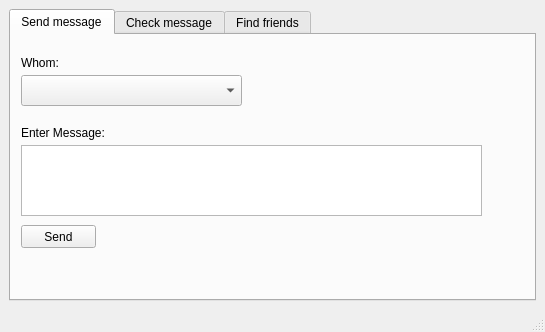
Ovsienko023/VTerminale, file Application-VT/client/QT_GUI/chat_v1.ui: the form before one commit.
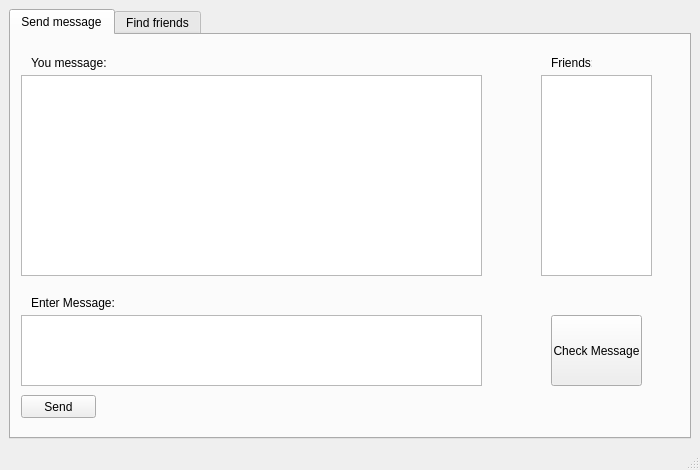
The form after the commit. The open tabs and pages were chosen to show the change.

Commit message: mod GUI cleint new interface

```diff
--- a/Application-VT/client/QT_GUI/chat_v1.ui
+++ b/Application-VT/client/QT_GUI/chat_v1.ui
@@ -6,10 +6,22 @@
    <rect>
     <x>0</x>
     <y>0</y>
-    <width>545</width>
-    <height>332</height>
+    <width>700</width>
+    <height>470</height>
    </rect>
   </property>
+  <property name="minimumSize">
+   <size>
+    <width>700</width>
+    <height>470</height>
+   </size>
+  </property>
+  <property name="maximumSize">
+   <size>
+    <width>700</width>
+    <height>470</height>
+   </size>
+  </property>
   <property name="windowTitle">
    <string>VTerminale</string>
   </property>
@@ -28,7 +40,7 @@
         <property name="geometry">
          <rect>
           <x>10</x>
-          <y>190</y>
+          <y>360</y>
           <width>75</width>
           <height>23</height>
          </rect>
@@ -41,7 +53,7 @@
         <property name="geometry">
          <rect>
           <x>10</x>
-          <y>110</y>
+          <y>280</y>
           <width>461</width>
           <height>71</height>
          </rect>
@@ -50,8 +62,8 @@
        <widget class="QLabel" name="label">
         <property name="geometry">
          <rect>
-          <x>10</x>
-          <y>90</y>
+          <x>20</x>
+          <y>260</y>
           <width>91</width>
           <height>16</height>
          </rect>
@@ -63,49 +75,44 @@
        <widget class="QLabel" name="label_2">
         <property name="geometry">
          <rect>
-          <x>10</x>
+          <x>540</x>
           <y>20</y>
-          <width>91</width>
+          <width>41</width>
           <height>16</height>
          </rect>
         </property>
         <property name="text">
-         <string>Whom:</string>
+         <string>Friends:</string>
         </property>
        </widget>
-       <widget class="QComboBox" name="comboBox">
+       <widget class="QListWidget" name="listWidget">
         <property name="geometry">
          <rect>
-          <x>10</x>
+          <x>530</x>
           <y>40</y>
-          <width>221</width>
-          <height>31</height>
+          <width>111</width>
+          <height>201</height>
          </rect>
         </property>
         <property name="acceptDrops">
          <bool>false</bool>
         </property>
        </widget>
-      </widget>
-      <widget class="QWidget" name="tab_2">
-       <attribute name="title">
-        <string>Check message</string>
-       </attribute>
        <widget class="QTextBrowser" name="viewMessage">
         <property name="geometry">
          <rect>
           <x>10</x>
-          <y>10</y>
-          <width>271</width>
-          <height>231</height>
+          <y>40</y>
+          <width>461</width>
+          <height>201</height>
          </rect>
         </property>
        </widget>
        <widget class="QPushButton" name="pushButton_2">
         <property name="geometry">
          <rect>
-          <x>350</x>
-          <y>90</y>
+          <x>540</x>
+          <y>280</y>
           <width>91</width>
           <height>71</height>
          </rect>
@@ -114,6 +121,19 @@
          <string>Check Message</string>
         </property>
        </widget>
+       <widget class="QLabel" name="label_5">
+        <property name="geometry">
+         <rect>
+          <x>20</x>
+          <y>20</y>
+          <width>81</width>
+          <height>16</height>
+         </rect>
+        </property>
+        <property name="text">
+         <string>You message:</string>
+        </property>
+       </widget>
       </widget>
       <widget class="QWidget" name="tab">
        <attribute name="title">
```
Left out of the diff: 5 changed lines with no effect on the pictures. The commit also changes 4 other files.
